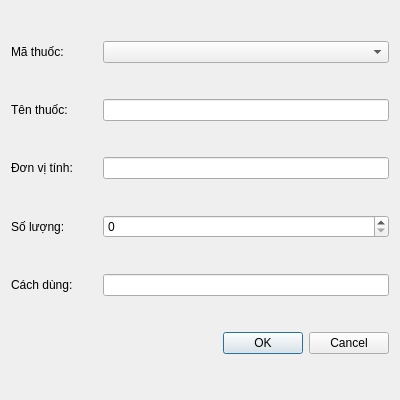
Above: src/views/MedicinePrescribingView.ui from Taylor3691/Hospital-Management-Project before the change. Below: the same form after it.
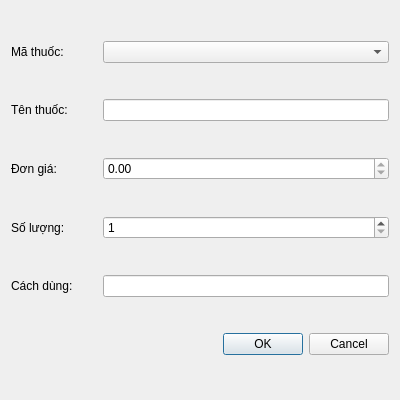
That is the form after the change. Icons and pictures are not drawn.

Commit message: feat(RoomView): complete medicine prescribing feature

```diff
--- a/src/views/MedicinePrescribingView.ui
+++ b/src/views/MedicinePrescribingView.ui
@@ -2316,12 +2316,22 @@
         </size>
        </property>
        <property name="text">
-        <string>Đơn vị tính:</string>
+        <string>Đơn giá:</string>
        </property>
       </widget>
      </item>
      <item>
-      <widget class="QLineEdit" name="unit_lineEdit"/>
+      <widget class="QDoubleSpinBox" name="price_doubleSpinBox">
+       <property name="readOnly">
+        <bool>true</bool>
+       </property>
+       <property name="maximum">
+        <double>1000000000.000000000000000</double>
+       </property>
+       <property name="singleStep">
+        <double>5000.000000000000000</double>
+       </property>
+      </widget>
      </item>
     </layout>
    </item>
@@ -2347,7 +2357,11 @@
       </widget>
      </item>
      <item>
-      <widget class="QSpinBox" name="quantity_spinBox"/>
+      <widget class="QSpinBox" name="quantity_spinBox">
+       <property name="minimum">
+        <number>1</number>
+       </property>
+      </widget>
      </item>
     </layout>
    </item>
```
Left out of the diff: 8 changed lines with no effect on the pictures. The commit also changes 9 other files.
